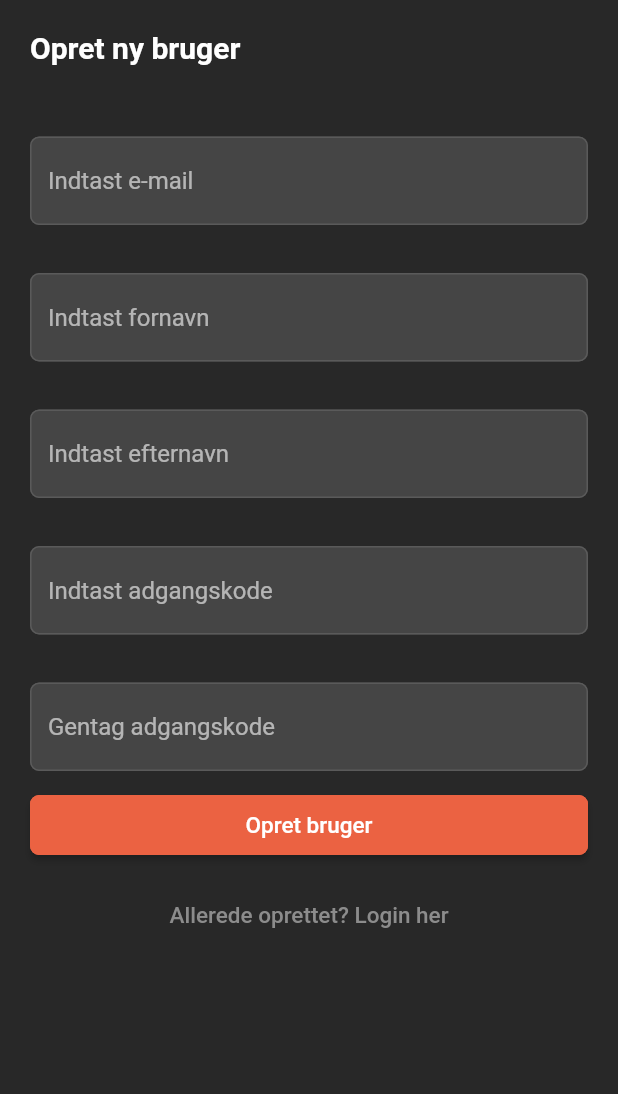
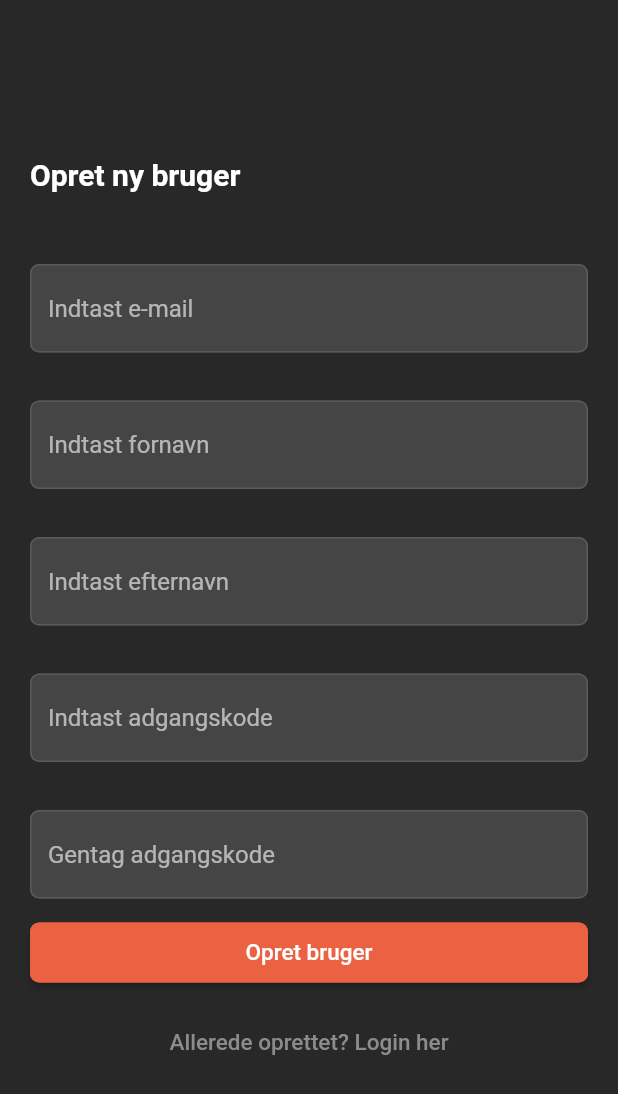
Before and after one commit to SportswatchApp/sportswatch--app, a Flutter app: the screen it shows after launch, after a tap on "Login", after a tap on "Opret ny bruger", on a phone screen of 412 x 824 dp. Shown: the top 1094 px of the screen. Run offline on Flutter 3.47's test engine with Material 2 defaults, Android fonts, the phone set to English and light mode, and no system bars; our stand-ins replace flutter_secure_storage; network calls fail; Roboto replaces fonts that are missing (Quicksand).

Commit message:
some changes

```diff
--- a/lib/main.dart
+++ b/lib/main.dart
@@ -12,6 +12,7 @@ class Application extends StatelessWidget {
     return MaterialApp(
       title: 'Flutter Demo',
       theme: ThemeData(
+        scaffoldBackgroundColor: Colors.black,
         brightness: Brightness.dark,
         primaryColor: Colors.black,
         accentColor: Colors.black,
--- a/lib/screens/login.dart
+++ b/lib/screens/login.dart
@@ -80,7 +80,9 @@ class _LoginScreenState extends State<LoginScreen> {
                   return Text("token: ${snapshot.data}");
                 } else {
                   return Center(
-                    child: CircularProgressIndicator(),
+                    child: CircularProgressIndicator(
+                      backgroundColor: SportsWatchColors.primary,
+                    ),
                   );
                 }
               },
--- a/lib/screens/signup.dart
+++ b/lib/screens/signup.dart
@@ -28,7 +28,7 @@ class _SignupScreenState extends State<SignupScreen> {
         body: Padding(
           padding: EdgeInsets.all(20.0),
           child: Column(
-              mainAxisAlignment: MainAxisAlignment.start,
+              mainAxisAlignment: MainAxisAlignment.center,
               children: <Widget>[_buildSignupPage(context)]),
         )
     );
```
